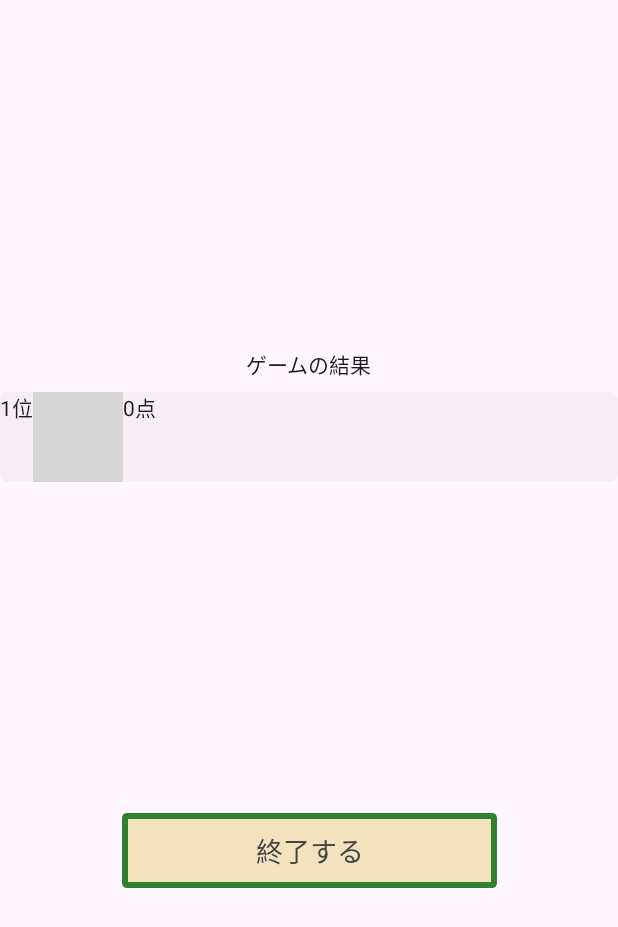
After one commit to syuwattopi-nattu/KARTAR, an Android app built with Jetpack Compose: the GameResultActivity screen opened directly, with no data from a screen before it, on a phone screen of 412 x 824 dp. The commit adds this screen. Shown: the top 927 px of the screen. Run offline under Robolectric (Android 15) with nearby library versions, the phone set to English and light mode, and no system bars; our stand-ins replace Firebase (no records; nobody signed in at launch, a user with empty details on screens opened directly); pictures from the network do not load; Roboto replaces fonts that are not available here; 2 statements that could not run were skipped; grey boxes are pictures that could not be loaded.

Commit message:
リザルト画面作成

```diff
--- a/app/src/main/AndroidManifest.xml
+++ b/app/src/main/AndroidManifest.xml
@@ -32,6 +32,7 @@
         </activity>
         <activity android:name=".AugmentedImageActivity"/>
         <activity android:name=".view.AugmentedActivity"/>
+        <activity android:name=".GameResultActivity"/>
         <meta-data android:name="com.google.ar.core" android:value="required" />
     </application>
 
--- /dev/null
+++ b/app/src/main/java/com/example/kartar/GameResultActivity.kt
@@ -0,0 +1,123 @@
+package com.example.kartar
+
+import android.net.Uri
+import android.os.Bundle
+import android.util.Log
+import androidx.activity.ComponentActivity
+import androidx.activity.compose.setContent
+import androidx.compose.foundation.background
+import androidx.compose.foundation.layout.Box
+import androidx.compose.foundation.layout.Column
+import androidx.compose.foundation.layout.Row
+import androidx.compose.foundation.layout.Spacer
+import androidx.compose.foundation.layout.fillMaxHeight
+import androidx.compose.foundation.layout.fillMaxSize
+import androidx.compose.foundation.layout.fillMaxWidth
+import androidx.compose.foundation.layout.size
+import androidx.compose.foundation.lazy.LazyColumn
+import androidx.compose.foundation.shape.RoundedCornerShape
+import androidx.compose.material3.CircularProgressIndicator
+import androidx.compose.material3.MaterialTheme
+import androidx.compose.material3.Surface
+import androidx.compose.material3.Text
+import androidx.compose.runtime.Composable
+import androidx.compose.ui.Alignment
+import androidx.compose.ui.Modifier
+import androidx.compose.ui.graphics.Color
+import androidx.compose.ui.platform.LocalContext
+import androidx.compose.ui.text.font.FontWeight
+import androidx.compose.ui.tooling.preview.Preview
+import androidx.compose.ui.unit.dp
+import androidx.core.net.toUri
+import com.example.kartar.controller.GameResultViewModel
+import com.example.kartar.controller.singleton.ConstantsSingleton
+import com.example.kartar.theme.DarkRed
+import com.example.kartar.view.widget.button.ButtonContent
+import com.example.myapplication.view.widget.PlayerIcon
+
+class GameResultActivity : ComponentActivity(){
+    private val gameResultViewModel = GameResultViewModel()
+
+    override fun onCreate(savedInstanceState: Bundle?) {
+        super.onCreate(savedInstanceState)
+
+        gameResultViewModel.roomUid.value = intent.getStringExtra("ROOM_UID").toString()
+        Log.d("uid", intent.getStringExtra("ROOM_UID").toString())
+        Log.d("uid", gameResultViewModel.roomUid.value)
+        gameResultViewModel.getRankingData(this)
+
+        setContent {
+            ResultScreen()
+        }
+    }
+
+    @Composable
+    fun ResultScreen() {
+        Surface(
+            modifier = Modifier.fillMaxSize(),
+            color = MaterialTheme.colorScheme.background,
+        ) {
+            Box(
+                modifier = Modifier.fillMaxSize(),
+                contentAlignment = Alignment.Center
+            ) {
+                Column(horizontalAlignment = Alignment.CenterHorizontally) {
+                    Text(text = "ゲームの結果")
+                    Spacer(modifier = Modifier.fillMaxHeight(fraction = 0.01f))
+                    RankingColumn()
+                    Spacer(modifier = Modifier.fillMaxHeight(fraction = 0.3f))
+                    ResultCheckedButton()
+                }
+            }
+        }
+    }
+
+    @Composable
+    private fun RankingColumn() {
+        LazyColumn {
+            items(gameResultViewModel.rankingList.value.size) {index ->
+                Box(
+                    modifier = Modifier
+                        .fillMaxWidth()
+                        .background(DarkRed.copy(alpha = 0.05f), shape = RoundedCornerShape(5.dp))
+                ) {
+                    Row {
+                        Text(text = "${index + 1}位")
+                        PlayerIcon(
+                            modifier = Modifier.size(60.dp),
+                            borderWidth = 1,
+                            model = gameResultViewModel.rankingList.value[index].iconUri.toString()
+                        )
+                        Text(text = gameResultViewModel.rankingList.value[index].name)
+                        Text(text = "${gameResultViewModel.rankingList.value[index].point}点")
+                    }
+                }
+            }
+        }
+    }
+
+    @Composable
+    private fun ResultCheckedButton() {
+        val context = LocalContext.current
+        ButtonContent(
+            onClick = { gameResultViewModel.onResultCheckedButtonClick(context = context) },
+            text = "終了する",
+            modifier = ConstantsSingleton.widthButtonModifier,
+            fontSize = ConstantsSingleton.widthButtonText,
+            border = 4,
+            fontWeight = FontWeight.Normal
+        )
+    }
+
+    data class RankingData(
+        var name: String = "",
+        var iconUri: Uri = "".toUri(),
+        var point: Int = 0,
+    )
+
+    @Preview
+    @Composable
+    private fun ResultScreenPreview() {
+        ResultScreen()
+    }
+}
--- /dev/null
+++ b/app/src/main/java/com/example/kartar/controller/GameResultViewModel.kt
@@ -0,0 +1,82 @@
+package com.example.kartar.controller
+
+import android.content.Context
+import android.content.Intent
+import android.util.Log
+import android.widget.Toast
+import androidx.compose.runtime.mutableStateOf
+import androidx.core.net.toUri
+import androidx.lifecycle.ViewModel
+import com.example.kartar.GameResultActivity
+import com.example.kartar.MainActivity
+import com.example.kartar.controller.singleton.FirebaseSingleton
+import com.example.kartar.model.KARTAData
+
+class GameResultViewModel: ViewModel() {
+    val rankingList = mutableStateOf(listOf(GameResultActivity.RankingData()))
+    val roomUid = mutableStateOf("")
+
+    /**ランキングデータを取得しリストを作成する**/
+    fun getRankingData(context: Context) {
+        try {
+            Log.d("ranking_uid", roomUid.value)
+            val rankingRef = FirebaseSingleton.databaseReference.getReference("room/${roomUid.value}/point")
+            rankingRef.get().addOnSuccessListener { dataSnapshot ->
+                val currentRanking = mutableListOf<GameResultActivity.RankingData>()
+
+                Log.d("ranking_child_first", dataSnapshot.toString())
+                dataSnapshot.children.forEach { child ->
+                    val playerUid = child.key.toString()
+                    val point: Int = child.value.toString().toInt()
+                    /*uidからプレイヤー情報を取得*/
+                    FirebaseSingleton.firestoreReference.collection("users").document(playerUid).get()
+                        .addOnSuccessListener { userInfo ->
+                            val userIconUri = userInfo.get("iconImage").toString().toUri()
+                            val userName = userInfo.get("userName").toString()
+                            currentRanking.add(
+                                GameResultActivity.RankingData(
+                                    name = userName,
+                                    iconUri = userIconUri,
+                                    point = point
+                                )
+                            )
+                            rankingList.value = currentRanking.sortedByDescending { it.point }
+                            Log.d("ranking", currentRanking.toString())
+                            Log.d("ranking", rankingList.value.toString())
+                        }
+                        .addOnFailureListener { e ->
+                            Log.d("ranking_e", e.toString())
+                            Toast.makeText(context, e.message.toString(), Toast.LENGTH_SHORT).show()
+                        }
+                }
+            }
+                .addOnFailureListener { e ->
+                    Log.d("ranking_e", e.toString())
+                    Toast.makeText(context, e.message.toString(), Toast.LENGTH_SHORT).show()
+                }
+        } catch (e: Exception) {
+            Log.d("ranking_error", e.message.toString())
+        }
+    }
+
+    /**ResultCheckedButtonを押したときの処理**/
+    fun onResultCheckedButtonClick(context: Context) {
+        FirebaseSingleton.databaseReference.getReference("room/${roomUid.value}/player/${FirebaseSingleton.currentUid()}")
+            .setValue("checked")
+            /*最後に結果確認し終わった人がルームを削除する*/
+            .addOnSuccessListener {
+                FirebaseSingleton.databaseReference.getReference("room/${roomUid.value}/player").get()
+                    .addOnSuccessListener { playerData ->
+                        val allChecked = playerData.children.all {
+                            it.getValue(String::class.java) == "checked"
+                        }
+                        if (allChecked) FirebaseSingleton.databaseReference.getReference("room/${roomUid.value}").setValue(null)
+                    }
+            }
+        /*Main画面に移動*/
+        val intent = Intent(context, MainActivity::class.java)
+        intent.flags = Intent.FLAG_ACTIVITY_NEW_TASK or Intent.FLAG_ACTIVITY_CLEAR_TOP
+        intent.putExtra("NAVIGATE_TO", MainActivity.Screen.RoomList.route)
+        context.startActivity(intent)
+    }
+}
--- a/app/src/main/java/com/example/kartar/controller/RoomCreateViewModel.kt
+++ b/app/src/main/java/com/example/kartar/controller/RoomCreateViewModel.kt
@@ -6,6 +6,7 @@ import android.content.Intent
 import android.content.SharedPreferences
 import android.graphics.Bitmap
 import android.net.ConnectivityManager
+import android.provider.DocumentsContract.Root
 import android.util.Log
 import android.widget.Toast
 import androidx.compose.runtime.mutableIntStateOf
@@ -14,6 +15,7 @@ import androidx.lifecycle.ViewModel
 import androidx.lifecycle.viewModelScope
 import androidx.navigation.NavController
 import com.bumptech.glide.Glide
+import com.example.kartar.MainActivity
 import com.example.kartar.R
 import com.example.kartar.view.AugmentedActivity
 import com.example.kartar.controller.singleton.FirebaseSingleton
@@ -36,6 +38,7 @@ import kotlinx.coroutines.Job
 import kotlinx.coroutines.launch
 import kotlinx.coroutines.tasks.await
 import kotlinx.coroutines.withContext
+import okhttp3.Route
 import okhttp3.internal.wait
 import java.io.File
 import java.io.FileOutputStream
@@ -285,7 +288,7 @@ class RoomCreateViewModel(context: Context) : ViewModel() {
         roomInformationListener = enterRoom.addValueEventListener(object: ValueEventListener {
             override fun onDataChange(snapshot: DataSnapshot) {
                 if (snapshot.value == null) {
-                    navController.navigate("roomList")
+                    navController.navigate(MainActivity.Screen.RoomList.route)
                 }else {
                     //現在の参加人数取得
                     val roomInfo = snapshot.child("roomInfo").getValue(RoomInfo::class.java)
--- a/app/src/main/java/com/example/kartar/controller/RoomListViewModel.kt
+++ b/app/src/main/java/com/example/kartar/controller/RoomListViewModel.kt
@@ -64,7 +64,7 @@ class RoomListViewModel(context: Context) : ViewModel() {
                 val currentList = mutableListOf<RoomData>()
                 for (roomSnapshot in snapshot.children) {
                     val roomInfo = roomSnapshot.child("roomInfo").getValue(RoomInfo::class.java)
-                    if (roomInfo?.kind == "public") {
+                    if (roomInfo?.kind == "public" && roomInfo.start == "false") {
                         currentList.add(
                             RoomData(
                                 name = roomInfo.roomName,
--- a/app/src/main/java/com/example/kartar/view/screen/playKarta/RoomCreate.kt
+++ b/app/src/main/java/com/example/kartar/view/screen/playKarta/RoomCreate.kt
@@ -330,15 +330,17 @@ fun SelectKartaImage(roomCreateViewModel: RoomCreateViewModel) {
         val imageFile = File(context.filesDir, "karta/${roomCreateViewModel.playKartaUid.value}/0.png")
         val bitmap = BitmapFactory.decodeFile(imageFile.absolutePath)
         Box {
+            bitmap?.asImageBitmap()?.let {
                 Image(
                     modifier = Modifier
                         .width(200.dp)
                         .height(280.dp)
                         .align(Alignment.Center),
-                bitmap = bitmap.asImageBitmap(),
+                    bitmap = it,
                     contentDescription = null,
                     contentScale = ContentScale.Crop
                 )
+            }
         }
     }
 }
```
Also changed, not shown: app/src/main/java/com/example/kartar/MainActivity.kt (+6 -1 lines), app/src/main/java/com/example/kartar/controller/AugmentedController.kt (+63 -42 lines), app/src/main/java/com/example/kartar/view/AugmentedActivity.kt (+14 -1 lines). Lines whose indentation alone changed are shown as unchanged.
